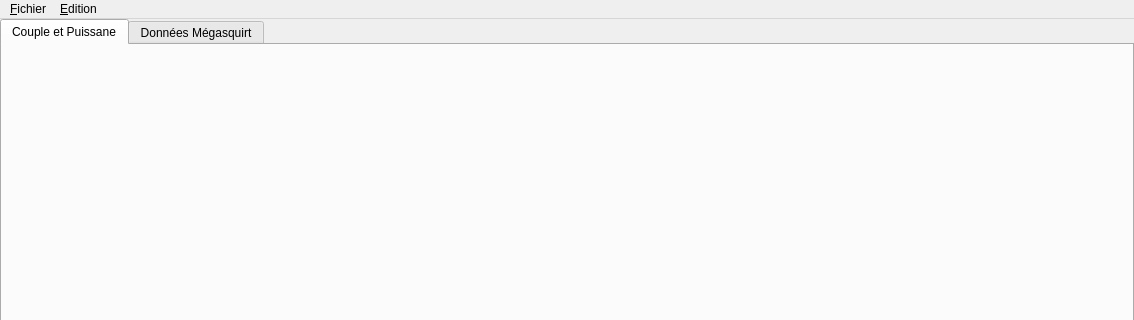
The window that MainWindow.ui (xaviermawet/EcoMotion2013BenchTestExperimental) describes before a commit, drawn with Qt 5; both pictures show x 0 to 1134 and y 0 to 320 of the 1134 by 523 pixel window.
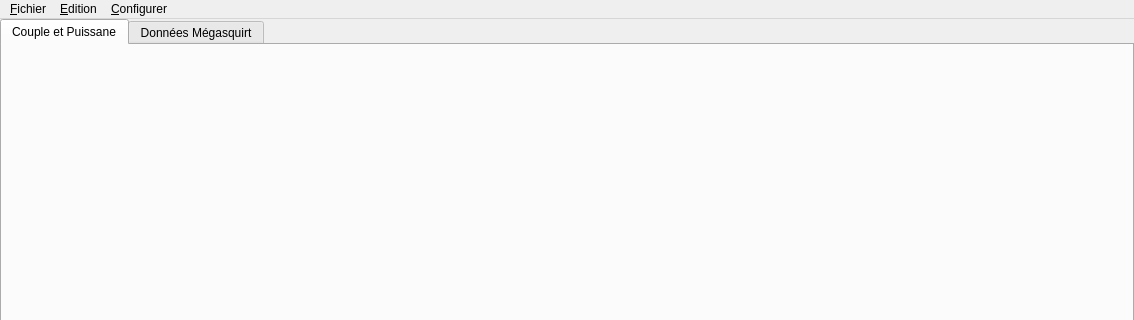
The same window after the commit. Icons and pictures are not drawn.

```diff
--- a/MainWindow.ui
+++ b/MainWindow.ui
@@ -145,8 +145,15 @@
     </widget>
     <addaction name="menuGraphic"/>
    </widget>
+   <widget class="QMenu" name="menuConfigure">
+    <property name="title">
+     <string>&amp;Configurer</string>
+    </property>
+    <addaction name="actionConfigureMegasquirtFileName"/>
+   </widget>
    <addaction name="menuFile"/>
    <addaction name="menuEdit"/>
+   <addaction name="menuConfigure"/>
   </widget>
   <action name="actionImportData">
    <property name="icon">
```
Left out of the diff: 8 changed lines with no effect on the pictures.
